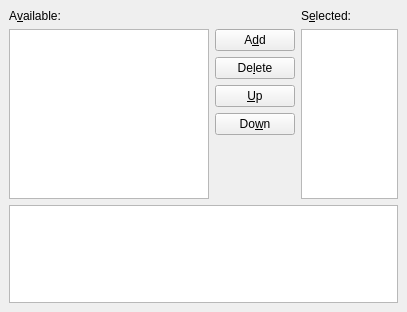
Above: src/frontends/qt4/ui/ModulesUi.ui from cburschka/lyx before the change. Below: the same form after it.
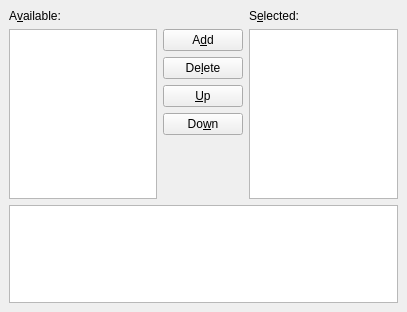
That is the form after the change.

Commit message: Please Edwin.

```diff
--- a/src/frontends/qt4/ui/ModulesUi.ui
+++ b/src/frontends/qt4/ui/ModulesUi.ui
@@ -65,7 +65,7 @@
         <widget class="QListView" name="availableLV" >
          <property name="minimumSize" >
           <size>
-           <width>200</width>
+           <width>0</width>
            <height>0</height>
           </size>
          </property>
```
